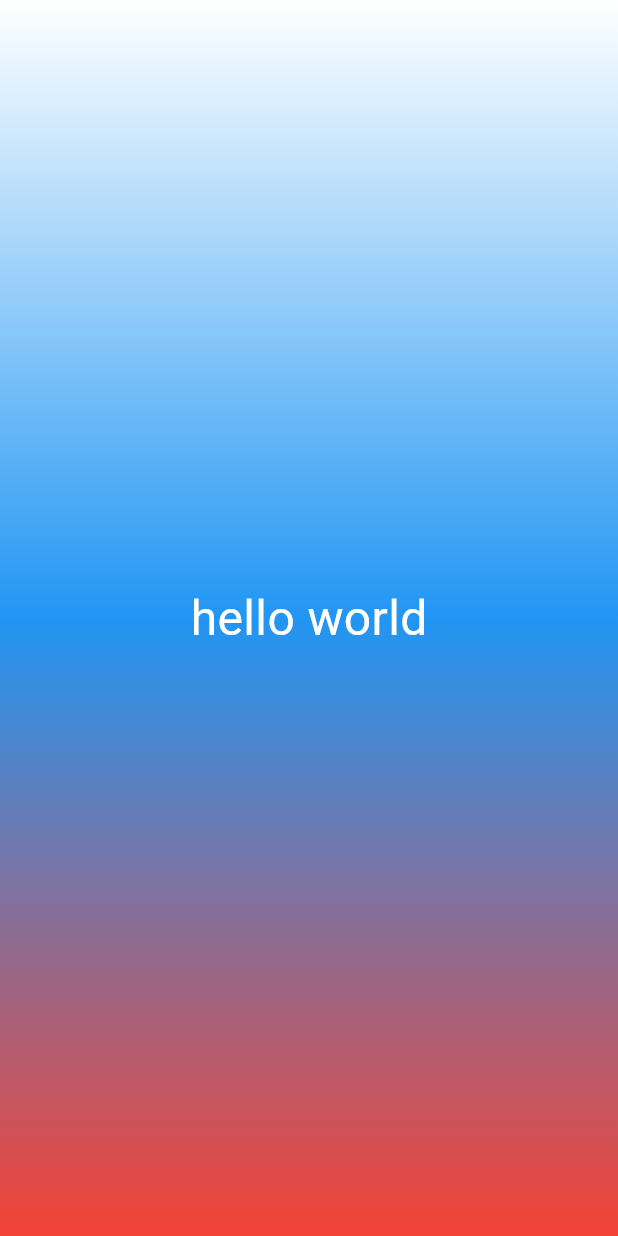
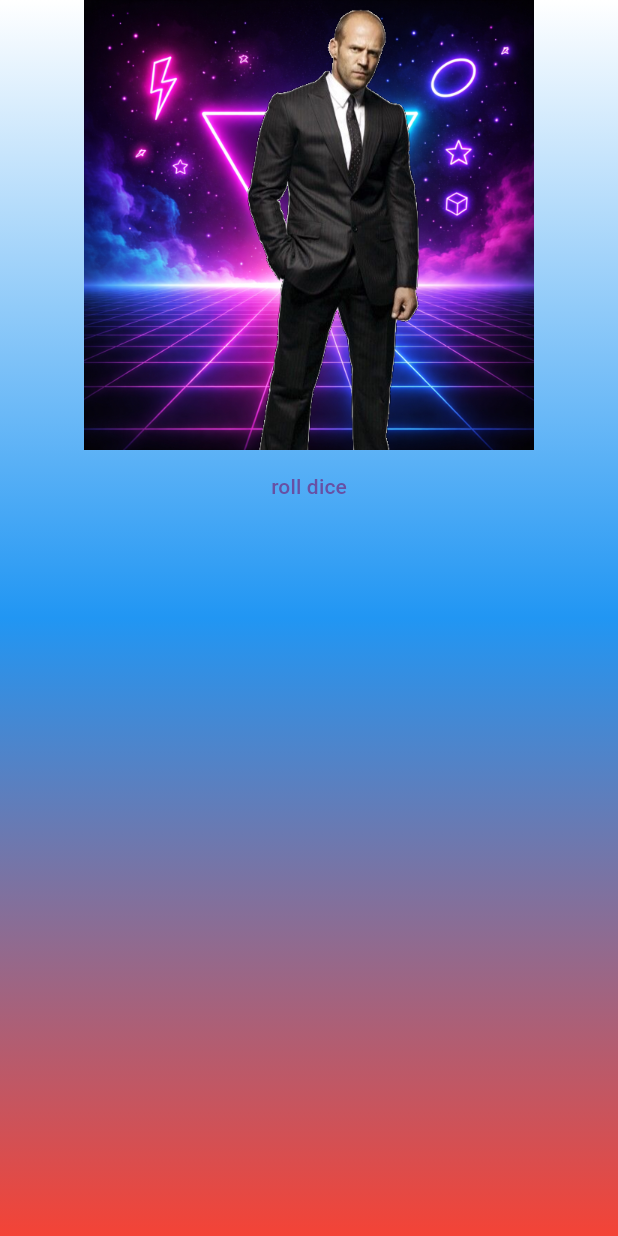
Before and after one commit to Neme3is13/Flutter_Widgets, a Flutter app: the screen it shows after launch, on a phone screen of 412 x 824 dp. Run offline on Flutter 3.47's test engine with Material 3 defaults, Android fonts, the phone set to English and light mode, and no system bars.

Commit message:
Add Roll Dice button

```diff
--- a/lib/gradient_container.dart
+++ b/lib/gradient_container.dart
@@ -1,5 +1,4 @@
 import 'package:flutter/material.dart';
-import 'package:flutter_widgets_kovalevskii/styled_text.dart';
 
 const starAlignment = Alignment.topCenter;
 const endAlignment = Alignment.bottomCenter;
@@ -10,6 +9,8 @@ class GradientContainer extends StatelessWidget {
   final Color color3;
 
   const GradientContainer(this.color1, this.color2, this.color3, {super.key});
+  void rollDice() {}
+
   @override
   Widget build(BuildContext context) {
     return Container(
@@ -20,7 +21,14 @@ class GradientContainer extends StatelessWidget {
           end: endAlignment,
         ),
       ),
-      child: Center(child: StyledText("hello world")),
+      child: Center(
+        child: Column(
+          children: [
+            Image.asset('assets/images/dice-1.png', width: 300),
+            TextButton(onPressed: rollDice, child: Text("roll dice")),
+          ],
+        ),
+      ),
     );
   }
 }
--- a/lib/styled_text.dart
+++ /dev/null
@@ -1,11 +0,0 @@
-import 'package:flutter/material.dart';
-
-class StyledText extends StatelessWidget {
-  final String text;
-
-  const StyledText(this.text, {super.key});
-  @override
-  Widget build(BuildContext context) {
-    return Text(text, style: TextStyle(color: Colors.white, fontSize: 32));
-  }
-}
--- a/pubspec.yaml
+++ b/pubspec.yaml
@@ -51,6 +51,9 @@ dev_dependencies:
 
 # The following section is specific to Flutter packages.
 flutter:
+  uses-material-design: true
+  assets:
+    - assets/images/
 
   # The following line ensures that the Material Icons font is
   # included with your application, so that you can use the icons in
```
